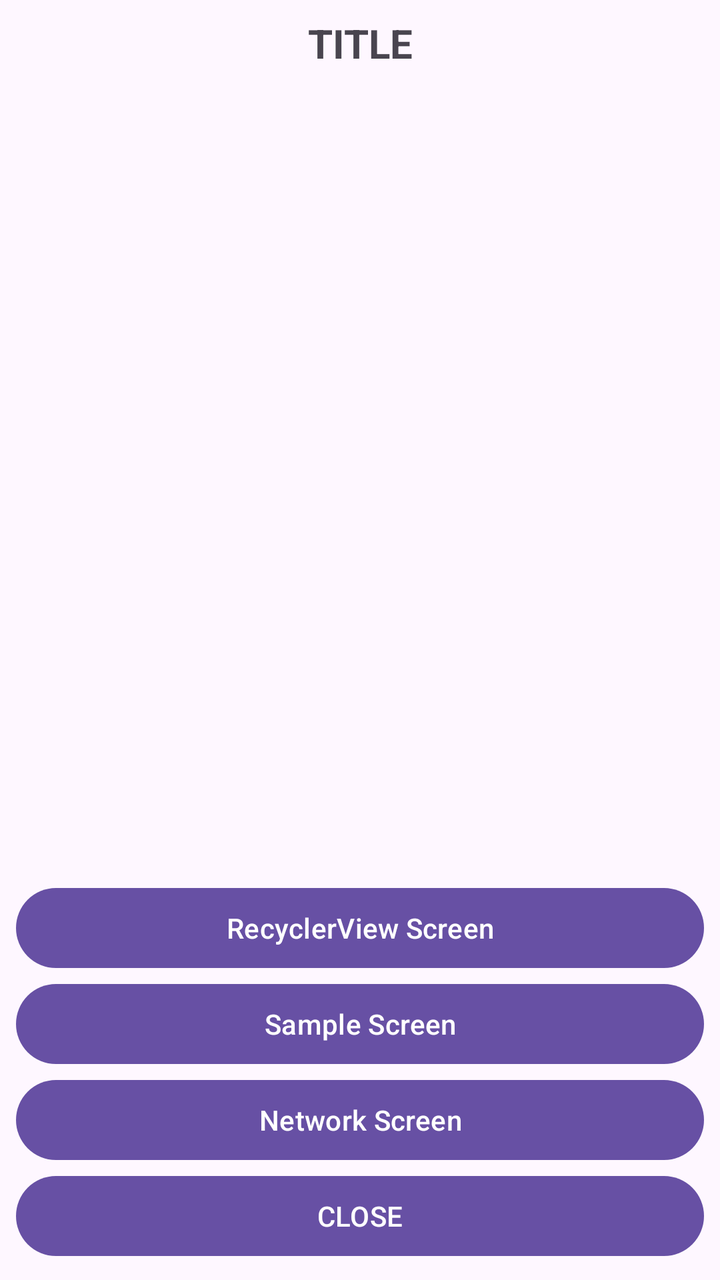
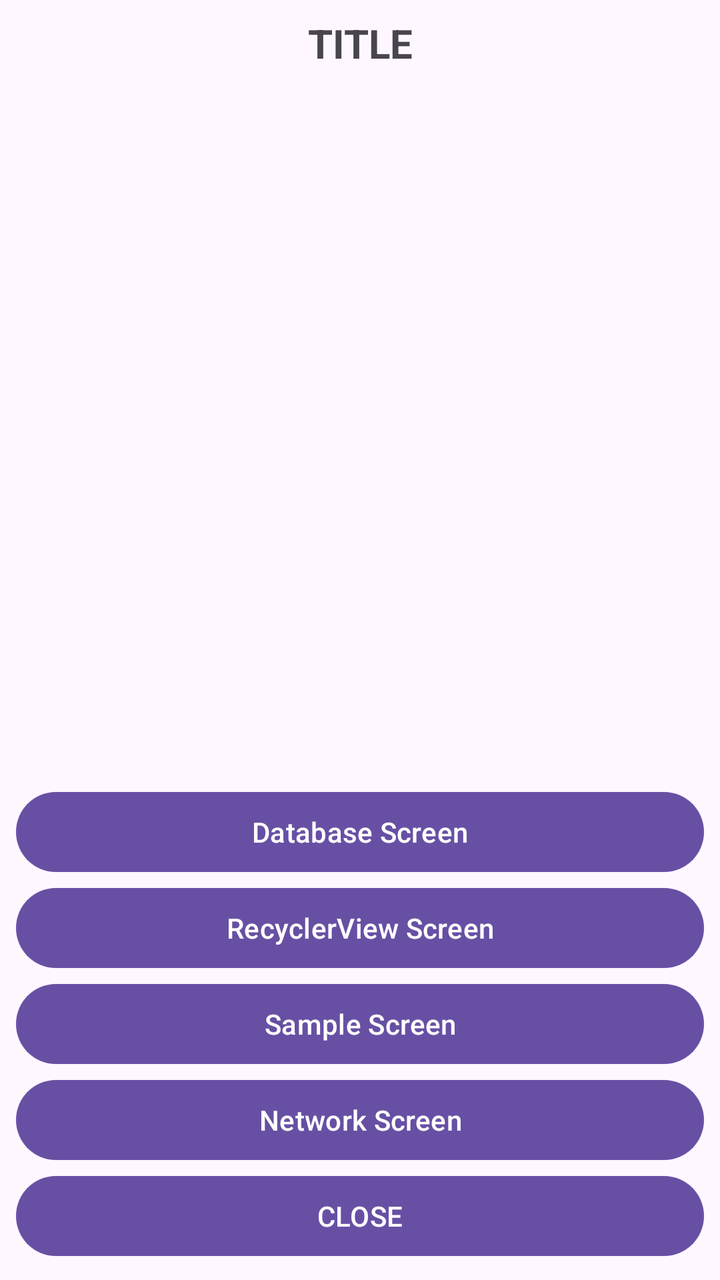

An Android layout rendered at two revisions. The XML below is the earlier revision; the diff shows what the commit changed to produce the second picture.
<!-- AndroidManifest.xml: application theme Theme.AthensTech2026MS -->
<!-- res/layout/activity_main.xml -->
<?xml version="1.0" encoding="utf-8"?>
<LinearLayout xmlns:android="http://schemas.android.com/apk/res/android"
    xmlns:tools="http://schemas.android.com/tools"
    android:id="@+id/main"
    android:layout_width="match_parent"
    android:layout_height="match_parent"
    android:orientation="vertical"
    android:padding="8dp"
    tools:context=".MainActivity">

    <TextView
        android:layout_width="match_parent"
        android:layout_height="wrap_content"
        android:gravity="center"
        android:text="TITLE"
        android:textSize="20sp"
        android:textStyle="bold" />

    <Space
        android:layout_width="match_parent"
        android:layout_height="0dp"
        android:layout_weight="1"/>

    <Button
        android:id="@+id/main_btn_recycler"
        android:layout_width="match_parent"
        android:layout_height="wrap_content"
        android:text="RecyclerView Screen"/>

    <Button
        android:id="@+id/main_btn_sample"
        android:layout_width="match_parent"
        android:layout_height="wrap_content"
        android:text="Sample Screen"/>

    <Button
        android:id="@+id/main_btn_network"
        android:layout_width="match_parent"
        android:layout_height="wrap_content"
        android:text="Network Screen"/>

    <Button
        android:id="@+id/main_btn_close"
        android:layout_width="match_parent"
        android:layout_height="wrap_content"
        android:text="CLOSE"/>

</LinearLayout>
<!-- resources referenced by this layout -->
<resources>
  <style name="Theme.AthensTech2026MS" parent="Base.Theme.AthensTech2026MS" />
  <style name="Base.Theme.AthensTech2026MS" parent="Theme.Material3.DayNight.NoActionBar">
          
          
      </style>
</resources>

<!-- the commit's change to res/layout/activity_main.xml (unified diff, before → after) -->
@@ -20,6 +20,12 @@
         android:layout_width="match_parent"
         android:layout_height="0dp"
         android:layout_weight="1"/>
+
+    <Button
+        android:id="@+id/main_btn_database"
+        android:layout_width="match_parent"
+        android:layout_height="wrap_content"
+        android:text="Database Screen"/>
 
     <Button
         android:id="@+id/main_btn_recycler"
